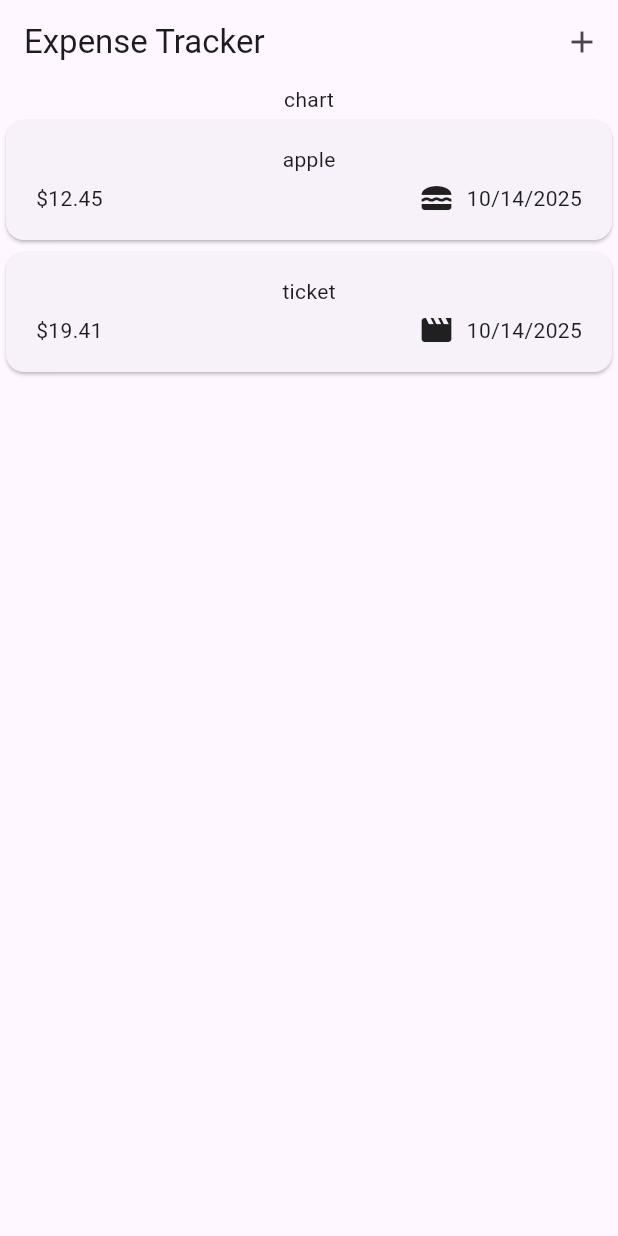
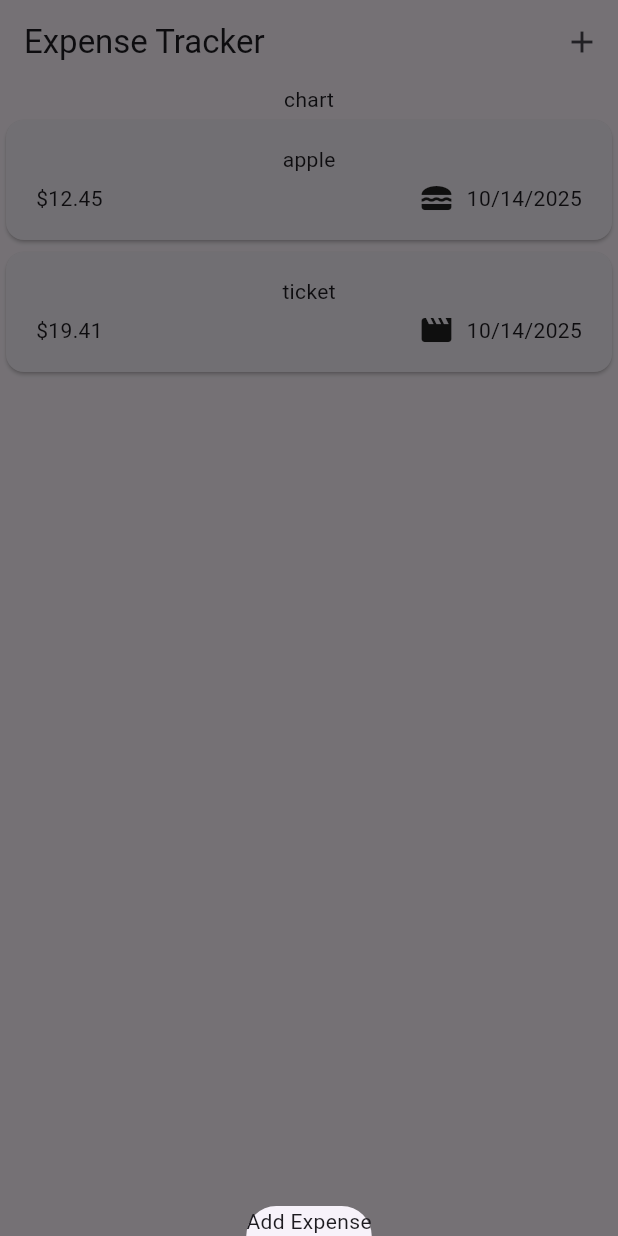
Before and after one commit to AlanYuan16/expense_tracker, a Flutter app: the screen it shows after launch, after a tap on the "add" icon, on a phone screen of 412 x 824 dp. Run offline on Flutter 3.47's test engine with Material 3 defaults, Android fonts, the phone set to English and light mode, and no system bars.

```diff
--- a/lib/expenses.dart
+++ b/lib/expenses.dart
@@ -12,7 +12,9 @@ class Expenses extends StatefulWidget{
 
 class _ExpensesState extends State<Expenses> {
   void _openAddExpenseOverlay(){
-    print("Button Pressed!");
+    showModalBottomSheet(context: context,
+    builder: (ctx) => Text('Add Expense'),
+    );
   }
 
   final List<Expense> _registeredExpenses = [
```
